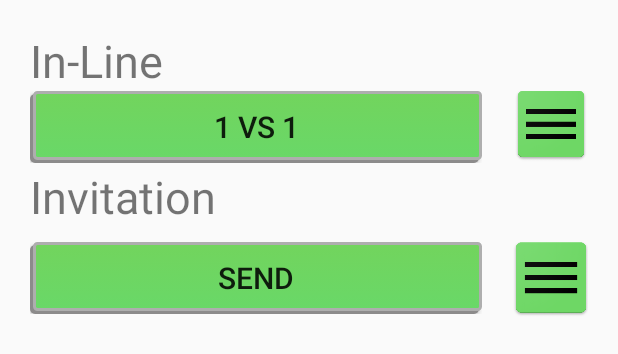
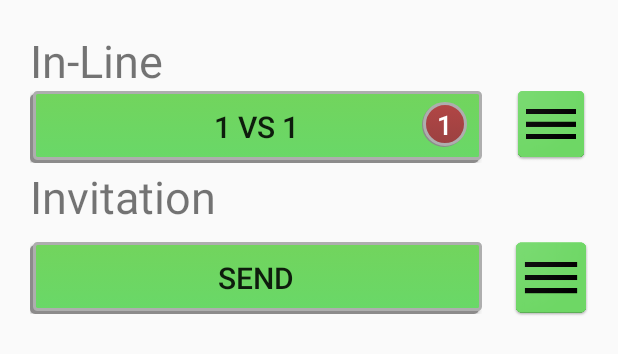
Before and after one commit to flodlc/android-quizz, an Android app: the layout online_selector.xml on its own in the app's theme, with its tools: preview values and no code run, on a phone screen of 412 x 824 dp. Shown: the top 354 px of the screen. Run offline under Robolectric (Android 15) with nearby library versions, the phone set to English and light mode, and no system bars; network calls fail.

Commit message:
fix notif

```diff
--- a/android-quizz/app/src/main/res/layout/online_selector.xml
+++ b/android-quizz/app/src/main/res/layout/online_selector.xml
@@ -37,13 +37,13 @@
                 android:layout_width="30dp"
                 android:layout_height="30dp"
                 android:layout_alignEnd="@+id/onlineButton"
-                android:layout_marginRight="5dp"
-                android:layout_marginTop="5dp"
+                android:layout_marginRight="10dp"
+                android:layout_marginTop="7dp"
                 android:background="@drawable/notif_shape"
                 android:text="1"
                 android:textColor="@color/colorWhite"
                 android:textSize="18sp"
-                android:visibility="gone" />
+                android:visibility="visible" />
         </RelativeLayout>
 
 
```
